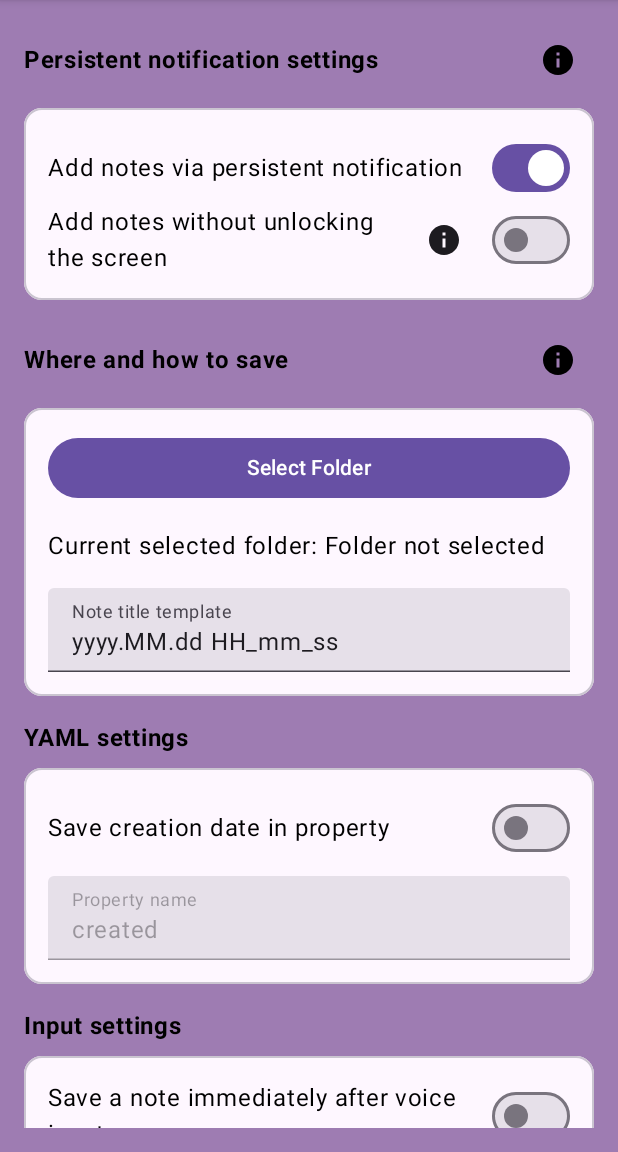
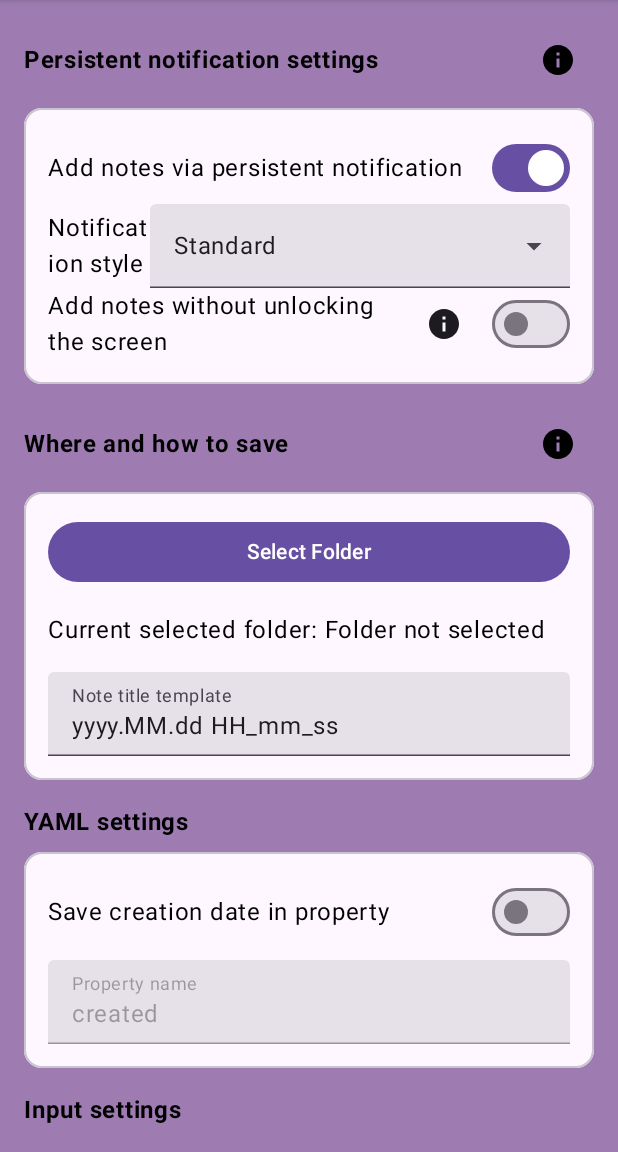
Before and after one commit to Fertion/QuickMDCapture, an Android app built with Jetpack Compose: the screen it shows after launch (MainActivity), on a phone screen of 412 x 824 dp, the part 84-1236 px from its top. Run offline under Robolectric (Android 15) with nearby library versions, the phone set to English and light mode, and no system bars.

Commit message:
Adding style functionality

```diff
--- a/app/src/main/java/com/example/quickmdcapture/SettingsScreen.kt
+++ b/app/src/main/java/com/example/quickmdcapture/SettingsScreen.kt
@@ -1,5 +1,6 @@
 package com.example.quickmdcapture
 
+import android.content.Intent
 import androidx.compose.foundation.clickable
 import androidx.compose.foundation.layout.*
 import androidx.compose.material.icons.Icons
@@ -33,11 +34,12 @@ fun SettingsScreen(
     val noteTitleTemplate by settingsViewModel.noteTitleTemplate.collectAsState()
     val isAutoSaveEnabled by settingsViewModel.isAutoSaveEnabled.collectAsState()
     val currentFolderUri by settingsViewModel.folderUri.collectAsState()
+    val notificationStyle by settingsViewModel.notificationStyle.collectAsState()
 
     var showAddNotesMethodsInfoDialog by remember { mutableStateOf(false) }
     var showSaveSettingsInfoDialog by remember { mutableStateOf(false) }
     var showOverlaySettingsInfoDialog by remember { mutableStateOf(false) }
-
+    var expandedNotificationStyle by remember { mutableStateOf(false) }
 
     // Настройки постоянного уведомления
     Row(
@@ -79,11 +81,65 @@ fun SettingsScreen(
                         if (isChecked) {
                             checkNotificationPermission()
                         } else {
-                            (context as MainActivity).stopNotificationService()
+                            context.stopService(Intent(context, NotificationService::class.java))
                         }
                     }
                 )
             }
+
+            // Выбор стиля уведомления
+            Row(
+                verticalAlignment = Alignment.CenterVertically,
+                modifier = Modifier.fillMaxWidth()
+            ) {
+                Text(
+                    text = stringResource(id = R.string.notification_style),
+                    modifier = Modifier.weight(1f),
+                    color = Color.Black
+                )
+                ExposedDropdownMenuBox(
+                    expanded = expandedNotificationStyle,
+                    onExpandedChange = { expandedNotificationStyle = it }
+                ) {
+                    TextField(
+                        value = when (notificationStyle) {
+                            "standard" -> stringResource(id = R.string.notification_style_standard)
+                            "expanded_with_buttons_1" -> stringResource(id = R.string.notification_style_expanded_with_buttons_1)
+                            else -> ""
+                        },
+                        onValueChange = {},
+                        readOnly = true,
+                        trailingIcon = { ExposedDropdownMenuDefaults.TrailingIcon(expanded = expandedNotificationStyle) },
+                        modifier = Modifier.menuAnchor()
+                    )
+
+                    ExposedDropdownMenu(
+                        expanded = expandedNotificationStyle,
+                        onDismissRequest = { expandedNotificationStyle = false }
+                    ) {
+                        DropdownMenuItem(
+                            text = { Text(stringResource(id = R.string.notification_style_standard)) },
+                            onClick = {
+                                settingsViewModel.updateNotificationStyle("standard")
+                                expandedNotificationStyle = false
+                                context.stopService(Intent(context, NotificationService::class.java))
+                                context.startService(Intent(context, NotificationService::class.java))
+                            }
+                        )
+                        DropdownMenuItem(
+                            text = { Text(stringResource(id = R.string.notification_style_expanded_with_buttons_1)) },
+                            onClick = {
+                                settingsViewModel.updateNotificationStyle("expanded_with_buttons_1")
+                                expandedNotificationStyle = false
+                                context.stopService(Intent(context, NotificationService::class.java))
+                                context.startService(Intent(context, NotificationService::class.java))
+                            }
+                        )
+                        // Добавьте здесь пункты меню для других стилей
+                    }
+                }
+            }
+
             Row(
                 verticalAlignment = Alignment.CenterVertically,
                 modifier = Modifier.fillMaxWidth()
@@ -245,7 +301,6 @@ fun SettingsScreen(
             }
         }
     }
-
     if (showAddNotesMethodsInfoDialog) {
         ShowInfoDialog(stringResource(id = R.string.add_notes_methods_info)) {
             showAddNotesMethodsInfoDialog = false
--- a/app/src/main/java/com/example/quickmdcapture/SettingsViewModel.kt
+++ b/app/src/main/java/com/example/quickmdcapture/SettingsViewModel.kt
@@ -49,6 +49,11 @@ class SettingsViewModel(application: Application) : AndroidViewModel(application
     )
     val folderUri: StateFlow<String> = _folderUri
 
+    private val _notificationStyle = MutableStateFlow(
+        sharedPreferences.getString("NOTIFICATION_STYLE", "standard") ?: "standard"
+    )
+    val notificationStyle: StateFlow<String> = _notificationStyle
+
     fun updateShowNotification(isEnabled: Boolean) {
         viewModelScope.launch {
             _isShowNotificationEnabled.value = isEnabled
@@ -97,4 +102,11 @@ class SettingsViewModel(application: Application) : AndroidViewModel(application
             sharedPreferences.edit().putString("FOLDER_URI", uri).apply()
         }
     }
+
+    fun updateNotificationStyle(style: String) {
+        viewModelScope.launch {
+            _notificationStyle.value = style
+            sharedPreferences.edit().putString("NOTIFICATION_STYLE", style).apply()
+        }
+    }
 }
--- /dev/null
+++ b/app/src/main/res/drawable/baseline_edit_note_24.xml
@@ -0,0 +1,5 @@
+<vector xmlns:android="http://schemas.android.com/apk/res/android" android:height="24dp" android:tint="#000000" android:viewportHeight="24" android:viewportWidth="24" android:width="24dp">
+
+    <path android:fillColor="@android:color/white" android:pathData="M3,10h11v2H3V10zM3,8h11V6H3V8zM3,16h7v-2H3V16zM18.01,12.87l0.71,-0.71c0.39,-0.39 1.02,-0.39 1.41,0l0.71,0.71c0.39,0.39 0.39,1.02 0,1.41l-0.71,0.71L18.01,12.87zM17.3,13.58l-5.3,5.3V21h2.12l5.3,-5.3L17.3,13.58z"/>
+
+</vector>
--- /dev/null
+++ b/app/src/main/res/drawable/baseline_mic_24.xml
@@ -0,0 +1,5 @@
+<vector xmlns:android="http://schemas.android.com/apk/res/android" android:height="24dp" android:tint="#000000" android:viewportHeight="24" android:viewportWidth="24" android:width="24dp">
+
+    <path android:fillColor="@android:color/white" android:pathData="M12,14c1.66,0 2.99,-1.34 2.99,-3L15,5c0,-1.66 -1.34,-3 -3,-3S9,3.34 9,5v6c0,1.66 1.34,3 3,3zM17.3,11c0,3 -2.54,5.1 -5.3,5.1S6.7,14 6.7,11L5,11c0,3.41 2.72,6.23 6,6.72L11,21h2v-3.28c3.28,-0.48 6,-3.3 6,-6.72h-1.7z"/>
+
+</vector>
--- a/app/src/main/res/values/strings.xml
+++ b/app/src/main/res/values/strings.xml
@@ -44,4 +44,7 @@
     <string name="warning">Warning</string>
     <string name="im_sure">I\'m sure</string>
     <string name="no">No</string>
+    <string name="notification_style">Notification style</string>
+    <string name="notification_style_standard">Standard</string>
+    <string name="notification_style_expanded_with_buttons_1">Expanded with buttons 1</string>
 </resources>
```
Also changed, not shown: app/src/main/java/com/example/quickmdcapture/NotificationService.kt (+30 -2 lines), app/src/main/res/drawable/notification_button_left_background.xml (added, +9 -0 lines), app/src/main/res/drawable/notification_button_right_background.xml (added, +9 -0 lines), app/src/main/res/layout/new_notification_layout.xml (added, +21 -0 lines), app/src/main/res/values/themes.xml (+17 -3 lines).
